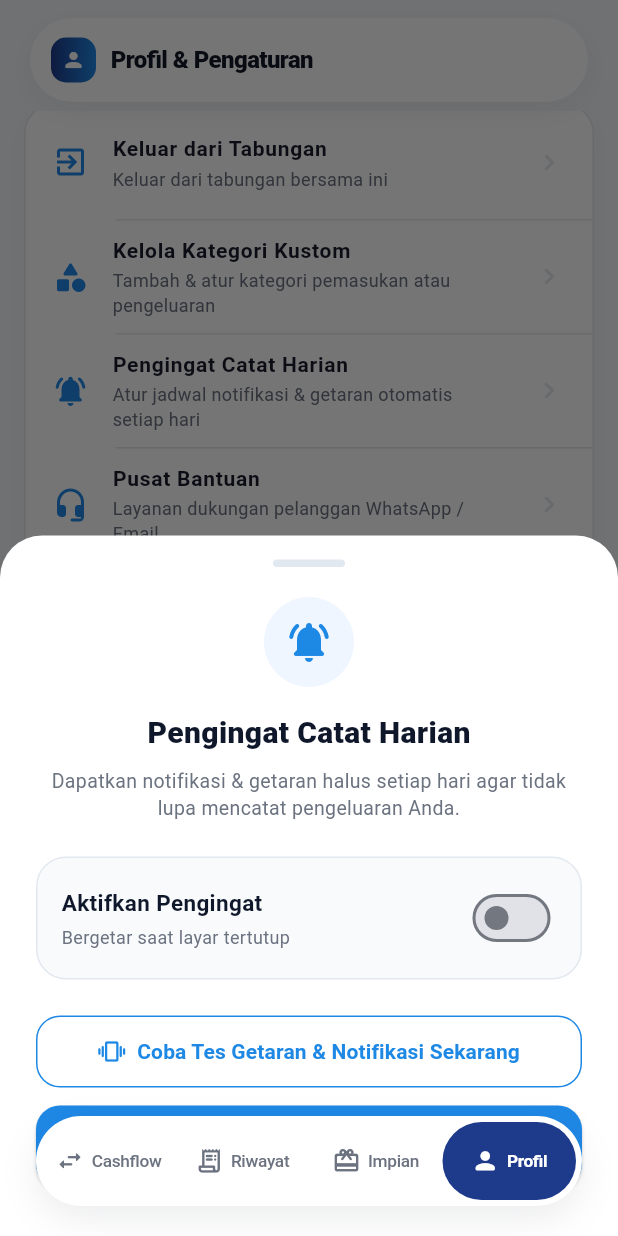
After one commit to ardhikaxx/mysaku-app, a Flutter app: the screen it shows once a user with an empty profile is signed in, item 4 of the bottom bar chosen, scrolled down 286 dp, after a tap on "Pengingat Catat Harian", on a phone screen of 412 x 824 dp. The commit adds this screen. Run offline on Flutter 3.47's test engine with Material 3 defaults, Android fonts, the phone set to English and light mode, and no system bars; our stand-ins replace cloud_firestore, firebase_auth, firebase_core, flutter_local_notifications, flutter_riverpod, flutter_timezone and 4 more; accounts and stored records are empty; network calls fail.

Commit message:
feat: tambahkan fitur notifikasi pengingat catat harian dengan getaran mantap saat layar HP tertutup

```diff
--- /dev/null
+++ b/lib/core/services/notification_service.dart
@@ -0,0 +1,151 @@
+import 'package:flutter/foundation.dart';
+import 'package:flutter_local_notifications/flutter_local_notifications.dart';
+import 'package:flutter_timezone/flutter_timezone.dart';
+import 'package:timezone/data/latest_all.dart' as tz;
+import 'package:timezone/timezone.dart' as tz;
+
+class NotificationService {
+  static final NotificationService _instance = NotificationService._internal();
+  factory NotificationService() => _instance;
+  NotificationService._internal();
+
+  final FlutterLocalNotificationsPlugin _notificationsPlugin =
+      FlutterLocalNotificationsPlugin();
+
+  bool _isInitialized = false;
+
+  Future<void> init() async {
+    if (_isInitialized) return;
+
+    tz.initializeTimeZones();
+    try {
+      final dynamic tzInfo = await FlutterTimezone.getLocalTimezone();
+      String tzName = 'Asia/Jakarta';
+      try {
+        tzName = tzInfo.id ?? tzInfo.name ?? tzInfo.toString();
+      } catch (_) {
+        tzName = tzInfo.toString();
+      }
+      tz.setLocalLocation(tz.getLocation(tzName));
+    } catch (e) {
+      tz.setLocalLocation(tz.getLocation('Asia/Jakarta'));
+    }
+
+    const AndroidInitializationSettings initializationSettingsAndroid =
+        AndroidInitializationSettings('@mipmap/ic_launcher');
+
+    const DarwinInitializationSettings initializationSettingsDarwin =
+        DarwinInitializationSettings(
+      requestAlertPermission: true,
+      requestBadgePermission: true,
+      requestSoundPermission: true,
+    );
+
+    const InitializationSettings initializationSettings = InitializationSettings(
+      android: initializationSettingsAndroid,
+      iOS: initializationSettingsDarwin,
+    );
+
+    await _notificationsPlugin.initialize(settings: initializationSettings);
+
+    if (defaultTargetPlatform == TargetPlatform.android) {
+      final androidImplementation = _notificationsPlugin
+          .resolvePlatformSpecificImplementation<
+              AndroidFlutterLocalNotificationsPlugin>();
+      await androidImplementation?.requestNotificationsPermission();
+    }
+
+    _isInitialized = true;
+  }
+
+  Future<void> scheduleDailyReminder({
+    required int hour,
+    required int minute,
+    required bool isEnabled,
+  }) async {
+    await init();
+
+    const int notificationId = 888;
+    await _notificationsPlugin.cancel(id: notificationId);
+
+    if (!isEnabled) return;
+
+    final tz.TZDateTime now = tz.TZDateTime.now(tz.local);
+    tz.TZDateTime scheduledDate =
+        tz.TZDateTime(tz.local, now.year, now.month, now.day, hour, minute);
+
+    if (scheduledDate.isBefore(now)) {
+      scheduledDate = scheduledDate.add(const Duration(days: 1));
+    }
+
+    final Int64List vibrationPattern = Int64List.fromList([0, 500, 250, 500]);
+
+    final AndroidNotificationDetails androidDetails =
+        AndroidNotificationDetails(
+      'mysaku_daily_reminder',
+      'Pengingat Catat Harian',
+      channelDescription:
+          'Notifikasi pengingat untuk mencatat transaksi keuangan harian MySaku',
+      importance: Importance.max,
+      priority: Priority.high,
+      enableVibration: true,
+      vibrationPattern: vibrationPattern,
+      playSound: true,
+      styleInformation: const BigTextStyleInformation(
+        'Yuk luangkan 1 menit untuk mencatat pemasukan & pengeluaranmu hari ini di MySaku agar keuanganmu tetap terkontrol!',
+        contentTitle: '🌙 Sudah catat keuanganmu hari ini?',
+      ),
+    );
+
+    const DarwinNotificationDetails iosDetails = DarwinNotificationDetails(
+      presentAlert: true,
+      presentBadge: true,
+      presentSound: true,
+    );
+
+    final NotificationDetails notificationDetails = NotificationDetails(
+      android: androidDetails,
+      iOS: iosDetails,
+    );
+
+    await _notificationsPlugin.zonedSchedule(
+      id: notificationId,
+      title: '🌙 Sudah catat keuanganmu hari ini?',
+      body:
+          'Yuk luangkan 1 menit untuk mencatat pemasukan & pengeluaranmu hari ini di MySaku!',
+      scheduledDate: scheduledDate,
+      notificationDetails: notificationDetails,
+      androidScheduleMode: AndroidScheduleMode.exactAllowWhileIdle,
+      matchDateTimeComponents: DateTimeComponents.time,
+    );
+  }
+
+  Future<void> showInstantTestNotification() async {
+    await init();
+
+    final Int64List vibrationPattern = Int64List.fromList([0, 500, 250, 500]);
+
+    final AndroidNotificationDetails androidDetails =
+        AndroidNotificationDetails(
+      'mysaku_daily_reminder',
+      'Pengingat Catat Harian',
+      channelDescription: 'Notifikasi pengingat keuangan harian MySaku',
+      importance: Importance.max,
+      priority: Priority.high,
+      enableVibration: true,
+      vibrationPattern: vibrationPattern,
+      playSound: true,
+    );
+
+    const DarwinNotificationDetails iosDetails = DarwinNotificationDetails();
+
+    await _notificationsPlugin.show(
+      id: 999,
+      title: '🔔 Uji Coba Pengingat MySaku',
+      body:
+          'Pengingat harian aktif! Ponsel bergetar dan memberi pesan saat layar tertutup.',
+      notificationDetails:
+          NotificationDetails(android: androidDetails, iOS: iosDetails),
+    );
+  }
+}
--- a/lib/main.dart
+++ b/lib/main.dart
@@ -4,6 +4,7 @@ import 'package:flutter_riverpod/flutter_riverpod.dart';
 import 'package:intl/date_symbol_data_local.dart';
 import 'core/constants/app_colors.dart';
 import 'core/constants/app_strings.dart';
+import 'core/services/notification_service.dart';
 import 'firebase_options.dart';
 import 'routes/app_router.dart';
 
@@ -21,6 +22,8 @@ void main() async {
       rethrow;
     }
   }
+
+  await NotificationService().init();
 
   runApp(
     const ProviderScope(
--- a/lib/presentation/profile/profile_screen.dart
+++ b/lib/presentation/profile/profile_screen.dart
@@ -9,6 +9,7 @@ import '../../providers/user_provider.dart';
 import '../../providers/wallet_provider.dart';
 import '../home/widgets/floating_capsule_app_bar.dart';
 import '../shared/widgets/confirm_dialog.dart';
+import 'widgets/daily_reminder_sheet.dart';
 import 'widgets/profile_header.dart';
 import 'widgets/settings_tile.dart';
 
@@ -201,6 +202,12 @@ class ProfileScreen extends ConsumerWidget {
             onTap: () => context.push('/home/profile/manage-categories'),
           ));
           tiles.add(SettingsTile(
+            icon: Icons.notifications_active_rounded,
+            title: 'Pengingat Catat Harian',
+            subtitle: 'Atur jadwal notifikasi & getaran otomatis setiap hari',
+            onTap: () => DailyReminderSheet.show(context),
+          ));
+          tiles.add(SettingsTile(
             icon: Icons.headset_mic_rounded,
             title: 'Pusat Bantuan',
             subtitle: 'Layanan dukungan pelanggan WhatsApp / Email',
--- /dev/null
+++ b/lib/presentation/profile/widgets/daily_reminder_sheet.dart
@@ -0,0 +1,235 @@
+import 'package:flutter/material.dart';
+import 'package:flutter_riverpod/flutter_riverpod.dart';
+import '../../../core/constants/app_colors.dart';
+import '../../../core/services/notification_service.dart';
+import '../../../core/utils/app_haptics.dart';
+import '../../../providers/notification_provider.dart';
+
+class DailyReminderSheet extends ConsumerWidget {
+  const DailyReminderSheet({super.key});
+
+  static void show(BuildContext context) {
+    showModalBottomSheet(
+      context: context,
+      backgroundColor: Colors.transparent,
+      isScrollControlled: true,
+      builder: (ctx) => const DailyReminderSheet(),
+    );
+  }
+
+  @override
+  Widget build(BuildContext context, WidgetRef ref) {
+    final reminderState = ref.watch(dailyReminderProvider);
+    final notifier = ref.read(dailyReminderProvider.notifier);
+
+    return Container(
+      decoration: const BoxDecoration(
+        color: Colors.white,
+        borderRadius: BorderRadius.vertical(top: Radius.circular(28)),
+      ),
+      padding: const EdgeInsets.fromLTRB(24, 16, 24, 32),
+      child: Column(
+        mainAxisSize: MainAxisSize.min,
+        children: [
+          Container(
+            width: 48,
+            height: 5,
+            decoration: BoxDecoration(
+              color: const Color(0xFFE2E8F0),
+              borderRadius: BorderRadius.circular(10),
+            ),
+          ),
+          const SizedBox(height: 20),
+          Container(
+            padding: const EdgeInsets.all(14),
+            decoration: const BoxDecoration(
+              color: Color(0xFFEFF6FF),
+              shape: BoxShape.circle,
+            ),
+            child: const Icon(
+              Icons.notifications_active_rounded,
+              color: AppColors.primaryColor,
+              size: 32,
+            ),
+          ),
+          const SizedBox(height: 16),
+          const Text(
+            'Pengingat Catat Harian',
+            style: TextStyle(
+              fontSize: 20,
+              fontWeight: FontWeight.w800,
+              color: Color(0xFF0F172A),
+            ),
+          ),
+          const SizedBox(height: 8),
+          const Text(
+            'Dapatkan notifikasi & getaran halus setiap hari agar tidak lupa mencatat pengeluaran Anda.',
+            textAlign: TextAlign.center,
+            style: TextStyle(
+              fontSize: 13,
+              color: AppColors.textSecondary,
+              height: 1.4,
+            ),
+          ),
+          const SizedBox(height: 24),
+          Container(
+            padding: const EdgeInsets.all(16),
+            decoration: BoxDecoration(
+              color: const Color(0xFFF8FAFC),
+              borderRadius: BorderRadius.circular(20),
+              border: Border.all(color: const Color(0xFFE2E8F0)),
+            ),
+            child: Row(
+              mainAxisAlignment: MainAxisAlignment.spaceBetween,
+              children: [
+                const Column(
+                  crossAxisAlignment: CrossAxisAlignment.start,
+                  children: [
+                    Text(
+                      'Aktifkan Pengingat',
+                      style: TextStyle(
+                        fontSize: 15,
+                        fontWeight: FontWeight.w700,
+                        color: Color(0xFF0F172A),
+                      ),
+                    ),
+                    SizedBox(height: 4),
+                    Text(
+                      'Bergetar saat layar tertutup',
+                      style: TextStyle(
+                        fontSize: 12,
+                        color: AppColors.textSecondary,
+                      ),
+                    ),
+                  ],
+                ),
+                Switch.adaptive(
+                  value: reminderState.isEnabled,
+                  activeTrackColor: AppColors.primaryColor,
+                  onChanged: (val) {
+                    AppHaptics.lightTap();
+                    notifier.toggleReminder(val);
+                  },
+                ),
+              ],
+            ),
+          ),
+          if (reminderState.isEnabled) ...[
+            const SizedBox(height: 14),
+            InkWell(
+              onTap: () async {
+                AppHaptics.lightTap();
+                final picked = await showTimePicker(
+                  context: context,
+                  initialTime: reminderState.time,
+                );
+                if (picked != null) {
+                  notifier.updateTime(picked);
+                }
+              },
+              borderRadius: BorderRadius.circular(20),
+              child: Container(
+                padding: const EdgeInsets.all(16),
+                decoration: BoxDecoration(
+                  color: const Color(0xFFF8FAFC),
+                  borderRadius: BorderRadius.circular(20),
+                  border: Border.all(color: const Color(0xFFE2E8F0)),
+                ),
+                child: Row(
+                  mainAxisAlignment: MainAxisAlignment.spaceBetween,
+                  children: [
+                    const Row(
+                      children: [
+                        Icon(Icons.access_time_rounded,
+                            color: AppColors.primaryColor, size: 22),
+                        SizedBox(width: 12),
+                        Text(
+                          'Waktu Pengingat',
+                          style: TextStyle(
+                            fontSize: 15,
+                            fontWeight: FontWeight.w700,
+                            color: Color(0xFF0F172A),
+                          ),
+                        ),
+                      ],
+                    ),
+                    Row(
+                      children: [
+                        Text(
+                          reminderState.time.format(context),
+                          style: const TextStyle(
+                            fontSize: 16,
+                            fontWeight: FontWeight.w800,
+                            color: AppColors.primaryColor,
+                          ),
+                        ),
+                        const SizedBox(width: 4),
+                        const Icon(Icons.arrow_forward_ios_rounded,
+                            size: 14, color: AppColors.textSecondary),
+                      ],
+                    ),
+                  ],
+                ),
+              ),
+            ),
+          ],
+          const SizedBox(height: 24),
+          SizedBox(
+            width: double.infinity,
+            child: OutlinedButton.icon(
+              onPressed: () {
+                AppHaptics.successFeedback();
+                NotificationService().showInstantTestNotification();
+                Navigator.pop(context);
+                ScaffoldMessenger.of(context).showSnackBar(
+                  const SnackBar(
+                    content: Text(
+                        '🔔 Notifikasi tes dikirim! Silakan tutup layar HP Anda sekarang.'),
+                  ),
+                );
+              },
+              icon: const Icon(Icons.vibration_rounded,
+                  size: 18, color: AppColors.primaryColor),
+              label: const Text(
+                'Coba Tes Getaran & Notifikasi Sekarang',
+                style: TextStyle(
+                  fontWeight: FontWeight.w700,
+                  color: AppColors.primaryColor,
+                ),
+              ),
+              style: OutlinedButton.styleFrom(
+                padding: const EdgeInsets.symmetric(vertical: 14),
+                side: const BorderSide(color: AppColors.primaryColor),
+                shape: RoundedRectangleBorder(
+                  borderRadius: BorderRadius.circular(16),
+                ),
+              ),
+            ),
+          ),
+          const SizedBox(height: 12),
+          SizedBox(
+            width: double.infinity,
+            child: ElevatedButton(
+              onPressed: () => Navigator.pop(context),
+              style: ElevatedButton.styleFrom(
+                backgroundColor: AppColors.primaryColor,
+                padding: const EdgeInsets.symmetric(vertical: 16),
+                shape: RoundedRectangleBorder(
+                  borderRadius: BorderRadius.circular(16),
+                ),
+              ),
+              child: const Text(
+                'Selesai',
+                style: TextStyle(
+                  fontSize: 16,
+                  fontWeight: FontWeight.w700,
+                  color: Colors.white,
+                ),
+              ),
+            ),
+          ),
+        ],
+      ),
+    );
+  }
+}
--- /dev/null
+++ b/lib/providers/notification_provider.dart
@@ -0,0 +1,92 @@
+import 'package:flutter/material.dart';
+import 'package:flutter_riverpod/flutter_riverpod.dart';
+import 'package:shared_preferences/shared_preferences.dart';
+import '../core/services/notification_service.dart';
+
+class DailyReminderState {
+  final bool isEnabled;
+  final TimeOfDay time;
+
+  const DailyReminderState({
+    required this.isEnabled,
+    required this.time,
+  });
+
+  DailyReminderState copyWith({
+    bool? isEnabled,
+    TimeOfDay? time,
+  }) {
+    return DailyReminderState(
+      isEnabled: isEnabled ?? this.isEnabled,
+      time: time ?? this.time,
+    );
+  }
+}
+
+class DailyReminderNotifier extends StateNotifier<DailyReminderState> {
+  DailyReminderNotifier()
+      : super(const DailyReminderState(
+          isEnabled: false,
+          time: TimeOfDay(hour: 20, minute: 0),
+        )) {
+    _loadSettings();
+  }
+
+  static const _keyEnabled = 'daily_reminder_enabled';
+  static const _keyHour = 'daily_reminder_hour';
+  static const _keyMinute = 'daily_reminder_minute';
+
+  Future<void> _loadSettings() async {
+    final prefs = await SharedPreferences.getInstance();
+    final isEnabled = prefs.getBool(_keyEnabled) ?? false;
+    final hour = prefs.getInt(_keyHour) ?? 20;
+    final minute = prefs.getInt(_keyMinute) ?? 0;
+
+    state = DailyReminderState(
+      isEnabled: isEnabled,
+      time: TimeOfDay(hour: hour, minute: minute),
+    );
+
+    if (isEnabled) {
+      await NotificationService().scheduleDailyReminder(
+        hour: hour,
+        minute: minute,
+        isEnabled: true,
+      );
+    }
+  }
+
+  Future<void> toggleReminder(bool enabled) async {
+    final prefs = await SharedPreferences.getInstance();
+    await prefs.setBool(_keyEnabled, enabled);
+
+    state = state.copyWith(isEnabled: enabled);
+
+    await NotificationService().scheduleDailyReminder(
+      hour: state.time.hour,
+      minute: state.time.minute,
+      isEnabled: enabled,
+    );
+  }
+
+  Future<void> updateTime(TimeOfDay newTime) async {
+    final prefs = await SharedPreferences.getInstance();
+    await prefs.setInt(_keyHour, newTime.hour);
+    await prefs.setInt(_keyMinute, newTime.minute);
+
+    state = state.copyWith(time: newTime);
+
+    if (state.isEnabled) {
+      await NotificationService().scheduleDailyReminder(
+        hour: newTime.hour,
+        minute: newTime.minute,
+        isEnabled: true,
+      );
+    }
+  }
+}
+
+final dailyReminderProvider =
+    StateNotifierProvider<DailyReminderNotifier, DailyReminderState>((ref) {
+  return DailyReminderNotifier();
+});
--- a/pubspec.yaml
+++ b/pubspec.yaml
@@ -58,6 +58,9 @@ dependencies:
   gap: ^3.0.1
   uuid: ^4.5.1
   google_fonts: ^6.2.1
+  flutter_local_notifications: ^22.0.1
+  timezone: ^0.11.0
+  flutter_timezone: ^5.1.0
 
 dev_dependencies:
   flutter_test:
```
Also changed, not shown: pubspec.lock, 5 other files.
